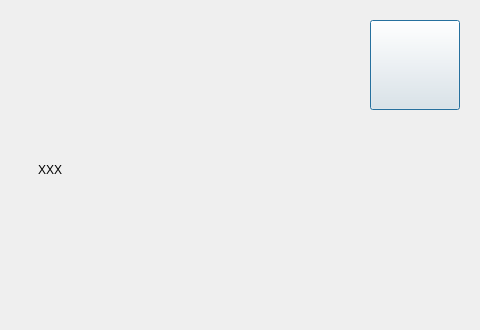
Qt form src/XMusic/ui/msgbox.ui (1028417/XMusic) before a commit; both pictures show x 320 to 800 and y 0 to 330 of the 800 by 330 pixel window.
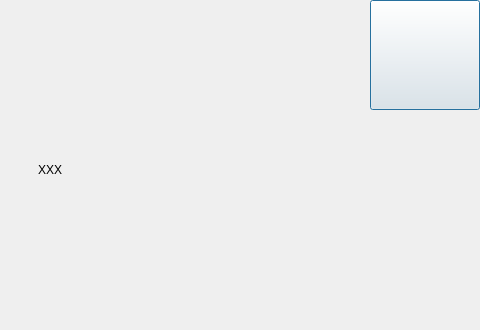
The same form after that commit. Icons and pictures are not drawn. Custom widgets are drawn as their Qt base class.

Diff of the .ui file:
```diff
--- a/src/XMusic/ui/msgbox.ui
+++ b/src/XMusic/ui/msgbox.ui
@@ -33,9 +33,9 @@
    <property name="geometry">
     <rect>
      <x>690</x>
-     <y>20</y>
-     <width>90</width>
-     <height>90</height>
+     <y>0</y>
+     <width>110</width>
+     <height>110</height>
     </rect>
    </property>
    <property name="autoFillBackground">
```
